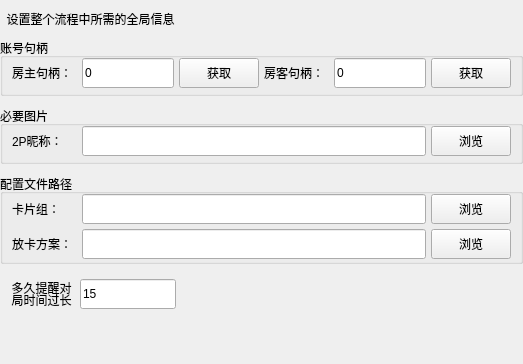
Above: AppImplement/UIFiles/StartParam.ui from LinFeng-BingYi/FVM_Backstage_Assistant_LFBY before the change. Below: the same form after it.
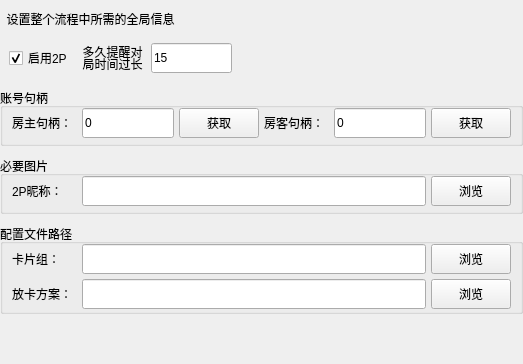
That is the form after the change.

Patch:
```diff
--- a/AppImplement/UIFiles/StartParam.ui
+++ b/AppImplement/UIFiles/StartParam.ui
@@ -42,6 +42,82 @@
      </property>
     </widget>
    </item>
+   <item>
+    <widget class="QWidget" name="widget_other_setting" native="true">
+     <property name="minimumSize">
+      <size>
+       <width>0</width>
+       <height>40</height>
+      </size>
+     </property>
+     <layout class="QHBoxLayout" name="horizontalLayout_other_setting" stretch="0,0,2,7">
+      <property name="topMargin">
+       <number>0</number>
+      </property>
+      <property name="bottomMargin">
+       <number>0</number>
+      </property>
+      <item>
+       <widget class="QCheckBox" name="checkBox_enable_2p">
+        <property name="minimumSize">
+         <size>
+          <width>65</width>
+          <height>0</height>
+         </size>
+        </property>
+        <property name="text">
+         <string>启用2P</string>
+        </property>
+        <property name="checked">
+         <bool>true</bool>
+        </property>
+       </widget>
+      </item>
+      <item>
+       <widget class="QLabel" name="label_max_check_time">
+        <property name="minimumSize">
+         <size>
+          <width>65</width>
+          <height>0</height>
+         </size>
+        </property>
+        <property name="text">
+         <string>&lt;html&gt;&lt;head/&gt;&lt;body&gt;&lt;p style='line-height:0'&gt;多久提醒对&lt;/p&gt;&lt;p&gt;局时间过长&lt;/p&gt;&lt;/body&gt;&lt;/html&gt;</string>
+        </property>
+        <property name="alignment">
+         <set>Qt::AlignCenter</set>
+        </property>
+       </widget>
+      </item>
+      <item>
+       <widget class="QLineEdit" name="lineEdit_max_check_time">
+        <property name="minimumSize">
+         <size>
+          <width>0</width>
+          <height>30</height>
+         </size>
+        </property>
+        <property name="text">
+         <string>15</string>
+        </property>
+       </widget>
+      </item>
+      <item>
+       <spacer name="horizontalSpacer">
+        <property name="orientation">
+         <enum>Qt::Horizontal</enum>
+        </property>
+        <property name="sizeHint" stdset="0">
+         <size>
+          <width>330</width>
+          <height>20</height>
+         </size>
+        </property>
+       </spacer>
+      </item>
+     </layout>
+    </widget>
+   </item>
    <item>
     <widget class="QGroupBox" name="groupBox_player_hwnd">
      <property name="maximumSize">
@@ -384,66 +460,6 @@
      </layout>
     </widget>
    </item>
-   <item>
-    <widget class="QWidget" name="widget_other_setting" native="true">
-     <property name="minimumSize">
-      <size>
-       <width>0</width>
-       <height>40</height>
-      </size>
-     </property>
-     <layout class="QHBoxLayout" name="horizontalLayout_other_setting" stretch="0,2,7">
-      <property name="topMargin">
-       <number>0</number>
-      </property>
-      <property name="bottomMargin">
-       <number>0</number>
-      </property>
-      <item>
-       <widget class="QLabel" name="label_max_check_time">
-        <property name="minimumSize">
-         <size>
-          <width>65</width>
-          <height>0</height>
-         </size>
-        </property>
-        <property name="text">
-         <string>&lt;html&gt;&lt;head/&gt;&lt;body&gt;&lt;p style='line-height:0'&gt;多久提醒对&lt;/p&gt;&lt;p&gt;局时间过长&lt;/p&gt;&lt;/body&gt;&lt;/html&gt;</string>
-        </property>
-        <property name="alignment">
-         <set>Qt::AlignCenter</set>
-        </property>
-       </widget>
-      </item>
-      <item>
-       <widget class="QLineEdit" name="lineEdit_max_check_time">
-        <property name="minimumSize">
-         <size>
-          <width>0</width>
-          <height>30</height>
-         </size>
-        </property>
-        <property name="text">
-         <string>15</string>
-        </property>
-       </widget>
-      </item>
-      <item>
-       <spacer name="horizontalSpacer">
-        <property name="orientation">
-         <enum>Qt::Horizontal</enum>
-        </property>
-        <property name="sizeHint" stdset="0">
-         <size>
-          <width>330</width>
-          <height>20</height>
-         </size>
-        </property>
-       </spacer>
-      </item>
-     </layout>
-    </widget>
-   </item>
    <item>
     <spacer name="verticalSpacer_bottom">
      <property name="orientation">
```
